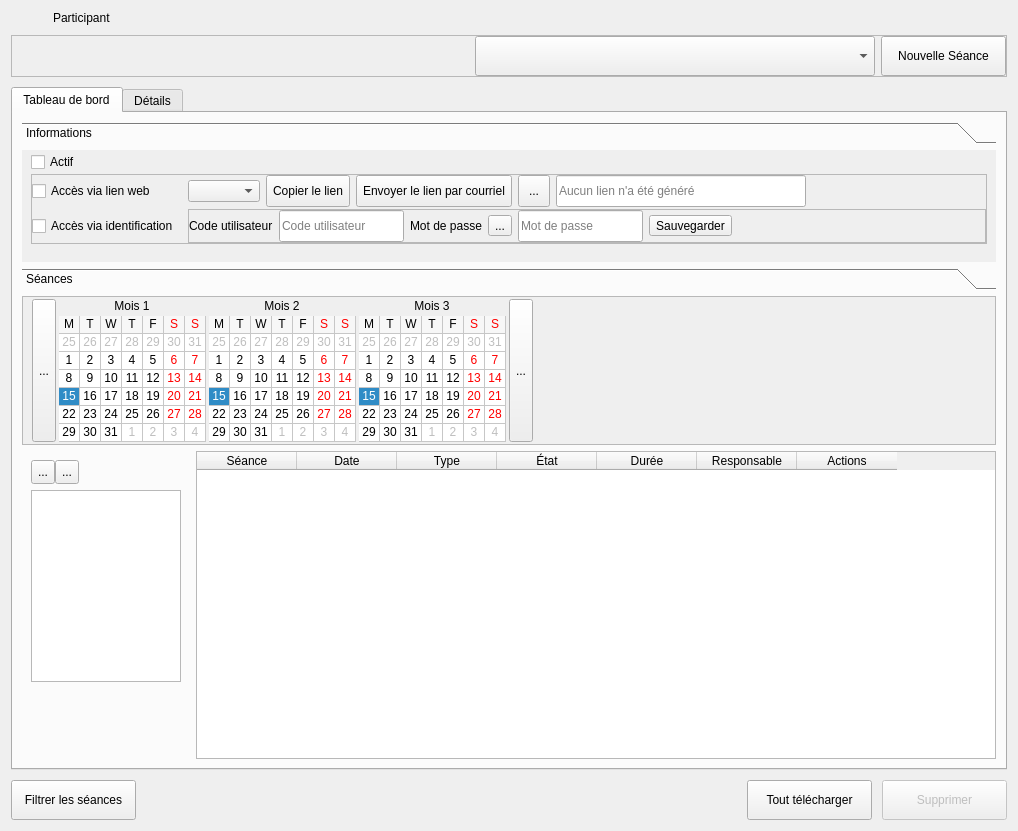
The window that client/src/editors/ParticipantWidget.ui (introlab/openteraplus) describes before a commit, drawn with Qt 5.
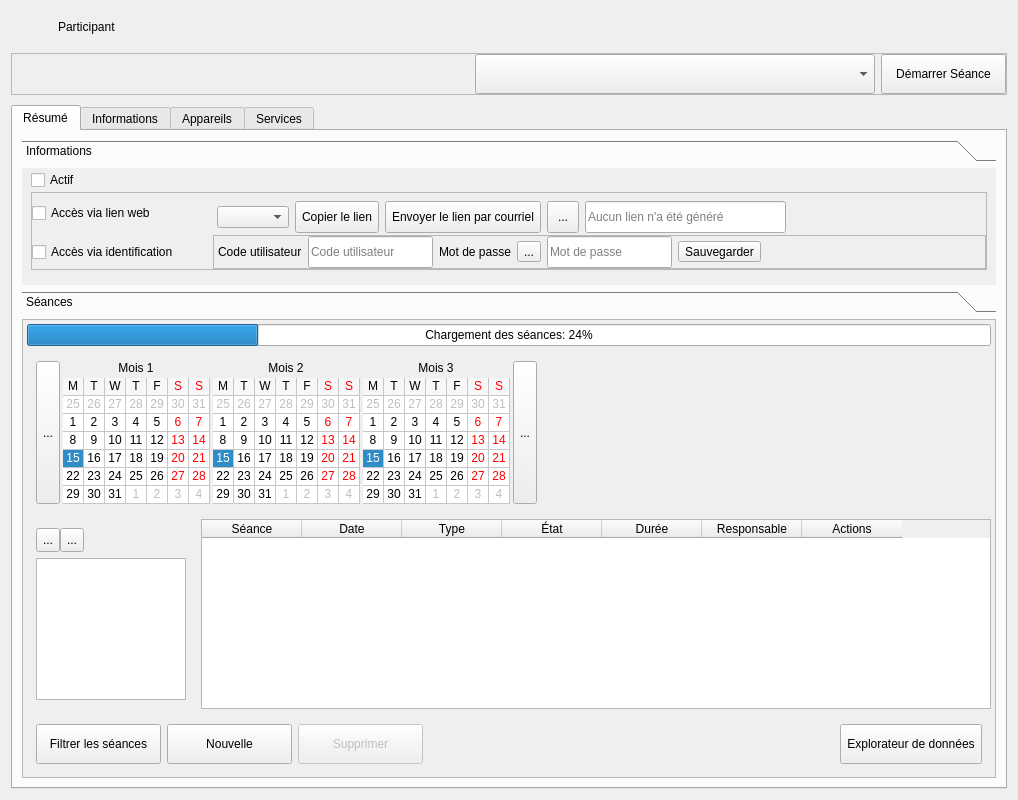
The same window after the commit. The open tabs and pages were chosen to show the change. Icons and pictures are not drawn. Custom widgets are drawn as their Qt base class.

What changed in the file:
```diff
--- a/client/src/editors/ParticipantWidget.ui
+++ b/client/src/editors/ParticipantWidget.ui
@@ -7,7 +7,7 @@
     <x>0</x>
     <y>0</y>
     <width>1018</width>
-    <height>831</height>
+    <height>800</height>
    </rect>
   </property>
   <property name="windowTitle">
@@ -160,6 +160,13 @@
     <number>10</number>
    </property>
    <item>
+    <widget class="QFrame" name="frameTitle">
+     <property name="sizePolicy">
+      <sizepolicy hsizetype="Preferred" vsizetype="Maximum">
+       <horstretch>0</horstretch>
+       <verstretch>0</verstretch>
+      </sizepolicy>
+     </property>
     <layout class="QHBoxLayout" name="horizontalLayout_10">
      <item>
       <widget class="QLabel" name="icoTitle">
@@ -188,9 +195,14 @@
      </item>
      <item>
       <widget class="QLabel" name="lblTitle">
+        <property name="sizePolicy">
+         <sizepolicy hsizetype="Preferred" vsizetype="Maximum">
+          <horstretch>0</horstretch>
+          <verstretch>0</verstretch>
+         </sizepolicy>
+        </property>
        <property name="font">
         <font>
-         <weight>50</weight>
          <bold>false</bold>
         </font>
        </property>
@@ -225,9 +237,16 @@
       </widget>
      </item>
     </layout>
+    </widget>
    </item>
    <item>
     <widget class="QFrame" name="frameNewSession">
+     <property name="sizePolicy">
+      <sizepolicy hsizetype="Preferred" vsizetype="Maximum">
+       <horstretch>0</horstretch>
+       <verstretch>0</verstretch>
+      </sizepolicy>
+     </property>
      <property name="frameShape">
       <enum>QFrame::StyledPanel</enum>
      </property>
@@ -305,14 +324,14 @@
         <property name="maximumSize">
          <size>
           <width>16777215</width>
-          <height>16777215</height>
+          <height>40</height>
          </size>
         </property>
         <property name="cursor">
          <cursorShape>PointingHandCursor</cursorShape>
         </property>
         <property name="text">
-         <string>Nouvelle Séance</string>
+         <string>Démarrer Séance</string>
         </property>
         <property name="icon">
          <iconset resource="../../resources/TeraClient.qrc">
@@ -334,16 +353,34 @@
    </item>
    <item>
     <widget class="QTabWidget" name="tabNav">
+     <property name="sizePolicy">
+      <sizepolicy hsizetype="Expanding" vsizetype="Expanding">
+       <horstretch>0</horstretch>
+       <verstretch>0</verstretch>
+      </sizepolicy>
+     </property>
      <property name="currentIndex">
       <number>0</number>
      </property>
+     <property name="iconSize">
+      <size>
+       <width>20</width>
+       <height>20</height>
+      </size>
+     </property>
      <widget class="QWidget" name="tabDashboard">
+      <property name="sizePolicy">
+       <sizepolicy hsizetype="Preferred" vsizetype="Preferred">
+        <horstretch>0</horstretch>
+        <verstretch>0</verstretch>
+       </sizepolicy>
+      </property>
       <attribute name="icon">
        <iconset resource="../../resources/TeraClient.qrc">
         <normaloff>:/icons/dashboard.png</normaloff>:/icons/dashboard.png</iconset>
       </attribute>
       <attribute name="title">
-       <string>Tableau de bord</string>
+       <string>Résumé</string>
       </attribute>
       <layout class="QVBoxLayout" name="verticalLayout_10">
        <item>
@@ -357,7 +394,7 @@
          <property name="minimumSize">
           <size>
            <width>0</width>
-           <height>140</height>
+           <height>145</height>
           </size>
          </property>
          <property name="currentIndex">
@@ -369,7 +406,7 @@
             <x>0</x>
             <y>0</y>
             <width>978</width>
-            <height>99</height>
+            <height>110</height>
            </rect>
           </property>
           <property name="sizePolicy">
@@ -436,14 +473,14 @@
                 <item alignment="Qt::AlignLeft">
                  <widget class="QCheckBox" name="chkWebAccess">
                   <property name="sizePolicy">
-                   <sizepolicy hsizetype="Maximum" vsizetype="Fixed">
+                   <sizepolicy hsizetype="Maximum" vsizetype="Preferred">
                     <horstretch>0</horstretch>
                     <verstretch>0</verstretch>
                    </sizepolicy>
                   </property>
                   <property name="minimumSize">
                    <size>
-                    <width>150</width>
+                    <width>175</width>
                     <height>0</height>
                    </size>
                   </property>
@@ -461,20 +498,26 @@
                 <item>
                  <widget class="QFrame" name="frameWeb">
                   <property name="sizePolicy">
-                   <sizepolicy hsizetype="MinimumExpanding" vsizetype="Preferred">
+                   <sizepolicy hsizetype="Preferred" vsizetype="Preferred">
                     <horstretch>0</horstretch>
                     <verstretch>0</verstretch>
                    </sizepolicy>
                   </property>
+                  <property name="minimumSize">
+                   <size>
+                    <width>0</width>
+                    <height>40</height>
+                   </size>
+                  </property>
                   <property name="styleSheet">
                    <string notr="true"/>
                   </property>
                   <layout class="QHBoxLayout" name="horizontalLayout_4">
                    <property name="sizeConstraint">
-                    <enum>QLayout::SetMinAndMaxSize</enum>
+                    <enum>QLayout::SetMaximumSize</enum>
                    </property>
                    <property name="leftMargin">
-                    <number>0</number>
+                    <number>4</number>
                    </property>
                    <property name="topMargin">
                     <number>0</number>
@@ -485,7 +528,7 @@
                    <property name="bottomMargin">
                     <number>0</number>
                    </property>
-                   <item alignment="Qt::AlignLeft">
+                   <item>
                     <widget class="QComboBox" name="cmbServices">
                      <property name="sizePolicy">
                       <sizepolicy hsizetype="Maximum" vsizetype="Fixed">
@@ -501,7 +544,7 @@
                      </property>
                     </widget>
                    </item>
-                   <item alignment="Qt::AlignLeft">
+                   <item>
                     <widget class="QToolButton" name="btnCopyWeb">
                      <property name="minimumSize">
                       <size>
@@ -539,7 +582,7 @@
                      </property>
                     </widget>
                    </item>
-                   <item alignment="Qt::AlignLeft">
+                   <item>
                     <widget class="QToolButton" name="btnEmailWeb">
                      <property name="minimumSize">
                       <size>
@@ -577,7 +620,7 @@
                      </property>
                     </widget>
                    </item>
-                   <item alignment="Qt::AlignLeft">
+                   <item>
                     <widget class="QToolButton" name="btnViewLink">
                      <property name="minimumSize">
                       <size>
@@ -619,14 +662,14 @@
                    <item>
                     <widget class="QLineEdit" name="txtWeb">
                      <property name="sizePolicy">
-                      <sizepolicy hsizetype="MinimumExpanding" vsizetype="Fixed">
+                      <sizepolicy hsizetype="Expanding" vsizetype="Fixed">
                        <horstretch>0</horstretch>
                        <verstretch>0</verstretch>
                       </sizepolicy>
                      </property>
                      <property name="minimumSize">
                       <size>
-                       <width>250</width>
+                       <width>0</width>
                        <height>32</height>
                       </size>
                      </property>
@@ -643,13 +686,10 @@
                      <property name="orientation">
                       <enum>Qt::Horizontal</enum>
                      </property>
-                     <property name="sizeType">
-                      <enum>QSizePolicy::Expanding</enum>
-                     </property>
                      <property name="sizeHint" stdset="0">
                       <size>
-                       <width>1</width>
-                       <height>1</height>
+                       <width>40</width>
+                       <height>20</height>
                       </size>
                      </property>
                     </spacer>
@@ -664,11 +704,17 @@
                 <property name="spacing">
                  <number>6</number>
                 </property>
-                <item>
+                <item alignment="Qt::AlignLeft">
                  <widget class="QCheckBox" name="chkLogin">
+                  <property name="sizePolicy">
+                   <sizepolicy hsizetype="Maximum" vsizetype="Preferred">
+                    <horstretch>0</horstretch>
+                    <verstretch>0</verstretch>
+                   </sizepolicy>
+                  </property>
                   <property name="minimumSize">
                    <size>
-                    <width>150</width>
+                    <width>175</width>
                     <height>0</height>
                    </size>
                   </property>
@@ -690,7 +736,7 @@
                   </property>
                   <layout class="QHBoxLayout" name="horizontalLayout_7">
                    <property name="leftMargin">
-                    <number>0</number>
+                    <number>4</number>
                    </property>
                    <property name="topMargin">
                     <number>0</number>
@@ -848,10 +894,10 @@
          </widget>
         </widget>
        </item>
-       <item alignment="Qt::AlignTop">
+       <item>
         <widget class="QToolBox" name="grpSession">
          <property name="sizePolicy">
-          <sizepolicy hsizetype="Preferred" vsizetype="Fixed">
+          <sizepolicy hsizetype="Preferred" vsizetype="MinimumExpanding">
            <horstretch>0</horstretch>
            <verstretch>0</verstretch>
           </sizepolicy>
@@ -859,7 +905,7 @@
          <property name="maximumSize">
           <size>
            <width>16777215</width>
-           <height>240</height>
+           <height>16777215</height>
           </size>
          </property>
          <property name="currentIndex">
@@ -871,7 +917,7 @@
             <x>0</x>
             <y>0</y>
             <width>978</width>
-            <height>159</height>
+            <height>437</height>
            </rect>
           </property>
           <attribute name="label">
@@ -890,10 +936,10 @@
            <property name="bottomMargin">
             <number>0</number>
            </property>
-           <item alignment="Qt::AlignTop">
-            <widget class="QScrollArea" name="calArea">
+           <item>
+            <widget class="QScrollArea" name="sessionsArea">
              <property name="sizePolicy">
-              <sizepolicy hsizetype="Preferred" vsizetype="Fixed">
+              <sizepolicy hsizetype="Preferred" vsizetype="Expanding">
                <horstretch>0</horstretch>
                <verstretch>0</verstretch>
               </sizepolicy>
@@ -907,7 +953,7 @@
              <property name="maximumSize">
               <size>
                <width>16777215</width>
-               <height>200</height>
+               <height>16777215</height>
               </size>
              </property>
              <property name="verticalScrollBarPolicy">
@@ -928,20 +974,49 @@
                 <x>0</x>
                 <y>0</y>
                 <width>976</width>
-                <height>157</height>
+                <height>439</height>
                </rect>
               </property>
               <layout class="QVBoxLayout" name="verticalLayout_5">
+               <property name="leftMargin">
+                <number>4</number>
+               </property>
                <property name="topMargin">
-                <number>2</number>
+                <number>4</number>
                </property>
                <property name="rightMargin">
-                <number>2</number>
+                <number>4</number>
                </property>
                <property name="bottomMargin">
-                <number>2</number>
+                <number>4</number>
                </property>
+               <item alignment="Qt::AlignTop">
+                <widget class="QProgressBar" name="progSessionsLoad">
+                 <property name="value">
+                  <number>24</number>
+                 </property>
+                 <property name="alignment">
+                  <set>Qt::AlignCenter</set>
+                 </property>
+                 <property name="format">
+                  <string>Chargement des séances: %p%</string>
+                 </property>
+                </widget>
+               </item>
                <item>
+                <widget class="QFrame" name="frameCalendar">
+                 <property name="sizePolicy">
+                  <sizepolicy hsizetype="Preferred" vsizetype="Maximum">
+                   <horstretch>0</horstretch>
+                   <verstretch>0</verstretch>
+                  </sizepolicy>
+                 </property>
+                 <property name="maximumSize">
+                  <size>
+                   <width>16777215</width>
+                   <height>200</height>
+                  </size>
+                 </property>
                 <layout class="QHBoxLayout" name="horLayoutCalendars">
                  <property name="spacing">
                   <number>3</number>
@@ -1212,13 +1287,6 @@
                   </spacer>
                  </item>
                 </layout>
-               </item>
-              </layout>
-             </widget>
-            </widget>
-           </item>
-          </layout>
-         </widget>
         </widget>
        </item>
        <item>
@@ -1427,33 +1495,21 @@
             <property name="text">
              <string>Date</string>
             </property>
-            <property name="textAlignment">
-             <set>AlignCenter</set>
-            </property>
            </column>
            <column>
             <property name="text">
              <string>Type</string>
             </property>
-            <property name="textAlignment">
-             <set>AlignCenter</set>
-            </property>
            </column>
            <column>
             <property name="text">
              <string>État</string>
             </property>
-            <property name="textAlignment">
-             <set>AlignCenter</set>
-            </property>
            </column>
            <column>
             <property name="text">
              <string>Durée</string>
             </property>
-            <property name="textAlignment">
-             <set>AlignCenter</set>
-            </property>
            </column>
            <column>
             <property name="text">
@@ -1469,26 +1525,158 @@
          </item>
         </layout>
        </item>
-      </layout>
-     </widget>
-     <widget class="QWidget" name="tabDetails">
-      <attribute name="icon">
+               <item>
+                <widget class="QFrame" name="frameSessionsControls">
+                 <layout class="QHBoxLayout" name="horizontalLayout">
+                  <item>
+                   <widget class="QPushButton" name="btnFilterSessionsTypes">
+                    <property name="minimumSize">
+                     <size>
+                      <width>125</width>
+                      <height>40</height>
+                     </size>
+                    </property>
+                    <property name="cursor">
+                     <cursorShape>PointingHandCursor</cursorShape>
+                    </property>
+                    <property name="text">
+                     <string>Filtrer les séances</string>
+                    </property>
+                    <property name="icon">
+                     <iconset resource="../../resources/TeraClient.qrc">
+                      <normaloff>:/icons/filter.png</normaloff>:/icons/filter.png</iconset>
+                    </property>
+                    <property name="iconSize">
+                     <size>
+                      <width>24</width>
+                      <height>24</height>
+                     </size>
+                    </property>
+                    <property name="checkable">
+                     <bool>true</bool>
+                    </property>
+                   </widget>
+                  </item>
+                  <item>
+                   <widget class="QToolButton" name="btnAddSession">
+                    <property name="minimumSize">
+                     <size>
+                      <width>125</width>
+                      <height>40</height>
+                     </size>
+                    </property>
+                    <property name="cursor">
+                     <cursorShape>PointingHandCursor</cursorShape>
+                    </property>
+                    <property name="text">
+                     <string>Nouvelle</string>
+                    </property>
+                    <property name="icon">
        <iconset resource="../../resources/TeraClient.qrc">
-        <normaloff>:/icons/details.png</normaloff>:/icons/details.png</iconset>
-      </attribute>
-      <attribute name="title">
-       <string>Détails</string>
-      </attribute>
-      <layout class="QVBoxLayout" name="verticalLayout_11">
+                      <normaloff>:/icons/new.png</normaloff>:/icons/new.png</iconset>
+                    </property>
+                    <property name="iconSize">
+                     <size>
+                      <width>24</width>
+                      <height>24</height>
+                     </size>
+                    </property>
+                    <property name="toolButtonStyle">
+                     <enum>Qt::ToolButtonTextBesideIcon</enum>
+                    </property>
+                   </widget>
+                  </item>
        <item>
-        <widget class="QTabWidget" name="tabInfos">
-         <property name="tabPosition">
-          <enum>QTabWidget::West</enum>
-         </property>
-         <property name="currentIndex">
-          <number>0</number>
-         </property>
-         <widget class="QWidget" name="tabParticipant">
+                   <widget class="QToolButton" name="btnDelSession">
+                    <property name="enabled">
+                     <bool>false</bool>
+                    </property>
+                    <property name="minimumSize">
+                     <size>
+                      <width>125</width>
+                      <height>40</height>
+                     </size>
+                    </property>
+                    <property name="cursor">
+                     <cursorShape>PointingHandCursor</cursorShape>
+                    </property>
+                    <property name="text">
+                     <string>Supprimer</string>
+                    </property>
+                    <property name="icon">
+                     <iconset resource="../../resources/TeraClient.qrc">
+                      <normaloff>:/icons/delete_old.png</normaloff>:/icons/delete_old.png</iconset>
+                    </property>
+                    <property name="iconSize">
+                     <size>
+                      <width>24</width>
+                      <height>24</height>
+                     </size>
+                    </property>
+                    <property name="toolButtonStyle">
+                     <enum>Qt::ToolButtonTextBesideIcon</enum>
+                    </property>
+                   </widget>
+                  </item>
+                  <item>
+                   <spacer name="horizontalSpacer">
+                    <property name="orientation">
+                     <enum>Qt::Horizontal</enum>
+                    </property>
+                    <property name="sizeHint" stdset="0">
+                     <size>
+                      <width>40</width>
+                      <height>20</height>
+                     </size>
+                    </property>
+                   </spacer>
+                  </item>
+                  <item>
+                   <widget class="QToolButton" name="btnAssetsBrowser">
+                    <property name="enabled">
+                     <bool>true</bool>
+                    </property>
+                    <property name="minimumSize">
+                     <size>
+                      <width>125</width>
+                      <height>40</height>
+                     </size>
+                    </property>
+                    <property name="cursor">
+                     <cursorShape>PointingHandCursor</cursorShape>
+                    </property>
+                    <property name="text">
+                     <string>Explorateur de données</string>
+                    </property>
+                    <property name="icon">
+                     <iconset resource="../../resources/TeraClient.qrc">
+                      <normaloff>:/icons/data.png</normaloff>:/icons/data.png</iconset>
+                    </property>
+                    <property name="iconSize">
+                     <size>
+                      <width>24</width>
+                      <height>24</height>
+                     </size>
+                    </property>
+                    <property name="toolButtonStyle">
+                     <enum>Qt::ToolButtonTextBesideIcon</enum>
+                    </property>
+                   </widget>
+                  </item>
+                 </layout>
+                </widget>
+               </item>
+              </layout>
+             </widget>
+            </widget>
+           </item>
+          </layout>
+         </widget>
+        </widget>
+       </item>
+      </layout>
+     </widget>
+     <widget class="QWidget" name="tabInfos">
           <attribute name="icon">
            <iconset resource="../../resources/TeraClient.qrc">
             <normaloff>:/icons/patient.png</normaloff>:/icons/patient.png</iconset>
@@ -1779,15 +1967,38 @@
            </item>
           </layout>
          </widget>
-         <widget class="QWidget" name="tabConfig">
+     <widget class="QWidget" name="tabServices">
           <attribute name="icon">
            <iconset resource="../../resources/TeraClient.qrc">
             <normaloff>:/icons/config.png</normaloff>:/icons/config.png</iconset>
           </attribute>
           <attribute name="title">
-           <string>Configuration</string>
-          </attribute>
-          <layout class="QVBoxLayout" name="verticalLayout_16">
+       <string>Services</string>
+      </attribute>
+      <layout class="QVBoxLayout" name="verticalLayout_12">
+       <item>
+        <widget class="QTabWidget" name="tabServicesDetails">
+         <property name="tabPosition">
+          <enum>QTabWidget::West</enum>
+         </property>
+         <property name="currentIndex">
+          <number>0</number>
+         </property>
+         <property name="iconSize">
+          <size>
+           <width>20</width>
+           <height>20</height>
+          </size>
+         </property>
+         <widget class="QWidget" name="tabServiceParams">
+          <attribute name="icon">
+           <iconset resource="../../resources/TeraClient.qrc">
+            <normaloff>:/icons/options.png</normaloff>:/icons/options.png</iconset>
+          </attribute>
+          <attribute name="title">
+           <string>Paramètres</string>
+          </attribute>
+          <layout class="QVBoxLayout" name="verticalLayout_18">
            <item>
             <widget class="QWidget" name="wdgServiceConfig" native="true"/>
            </item>
@@ -1799,110 +2010,6 @@
      </widget>
     </widget>
    </item>
-   <item>
-    <layout class="QHBoxLayout" name="horizontalLayout">
-     <item>
-      <widget class="QPushButton" name="btnFilterSessionsTypes">
-       <property name="minimumSize">
-        <size>
-         <width>125</width>
-         <height>40</height>
-        </size>
-       </property>
-       <property name="cursor">
-        <cursorShape>PointingHandCursor</cursorShape>
-       </property>
-       <property name="text">
-        <string>Filtrer les séances</string>
-       </property>
-       <property name="icon">
-        <iconset resource="../../resources/TeraClient.qrc">
-         <normaloff>:/icons/filter.png</normaloff>:/icons/filter.png</iconset>
-       </property>
-       <property name="iconSize">
-        <size>
-         <width>24</width>
-         <height>24</height>
-        </size>
-       </property>
-       <property name="checkable">
-        <bool>true</bool>
-       </property>
-      </widget>
-     </item>
-     <item>
-      <spacer name="horizontalSpacer">
-       <property name="orientation">
-        <enum>Qt::Horizontal</enum>
-       </property>
-       <property name="sizeHint" stdset="0">
-        <size>
-         <width>40</width>
-         <height>20</height>
-        </size>
-       </property>
-      </spacer>
-     </item>
-     <item>
-      <widget class="QPushButton" name="btnDownloadAll">
-       <property name="enabled">
-        <bool>true</bool>
-       </property>
-       <property name="minimumSize">
-        <size>
-         <width>125</width>
-         <height>40</height>
-        </size>
-       </property>
-       <property name="cursor">
-        <cursorShape>PointingHandCursor</cursorShape>
-       </property>
-       <property name="text">
-        <string>Tout télécharger</string>
-       </property>
-       <property name="icon">
-        <iconset resource="../../resources/TeraClient.qrc">
-         <normaloff>:/icons/download.png</normaloff>:/icons/download.png</iconset>
-       </property>
-       <property name="iconSize">
-        <size>
-         <width>24</width>
-         <height>24</height>
-        </size>
-       </property>
-      </widget>
-     </item>
-     <item>
-      <widget class="QPushButton" name="btnDelSession">
-       <property name="enabled">
-        <bool>false</bool>
-       </property>
-       <property name="minimumSize">
-        <size>
-         <width>125</width>
-         <height>40</height>
-        </size>
-       </property>
-       <property name="cursor">
-        <cursorShape>PointingHandCursor</cursorShape>
-       </property>
-       <property name="text">
-        <string>Supprimer</string>
-       </property>
-       <property name="icon">
-        <iconset resource="../../resources/TeraClient.qrc">
-         <normaloff>:/icons/delete_old.png</normaloff>:/icons/delete_old.png</iconset>
-       </property>
-       <property name="iconSize">
-        <size>
-         <width>24</width>
-         <height>24</height>
-        </size>
-       </property>
-      </widget>
-     </item>
-    </layout>
-   </item>
   </layout>
  </widget>
  <customwidgets>
```
Left out of the diff: 54 changed lines with no effect on the pictures. Lines whose indentation alone changed are shown as unchanged.
